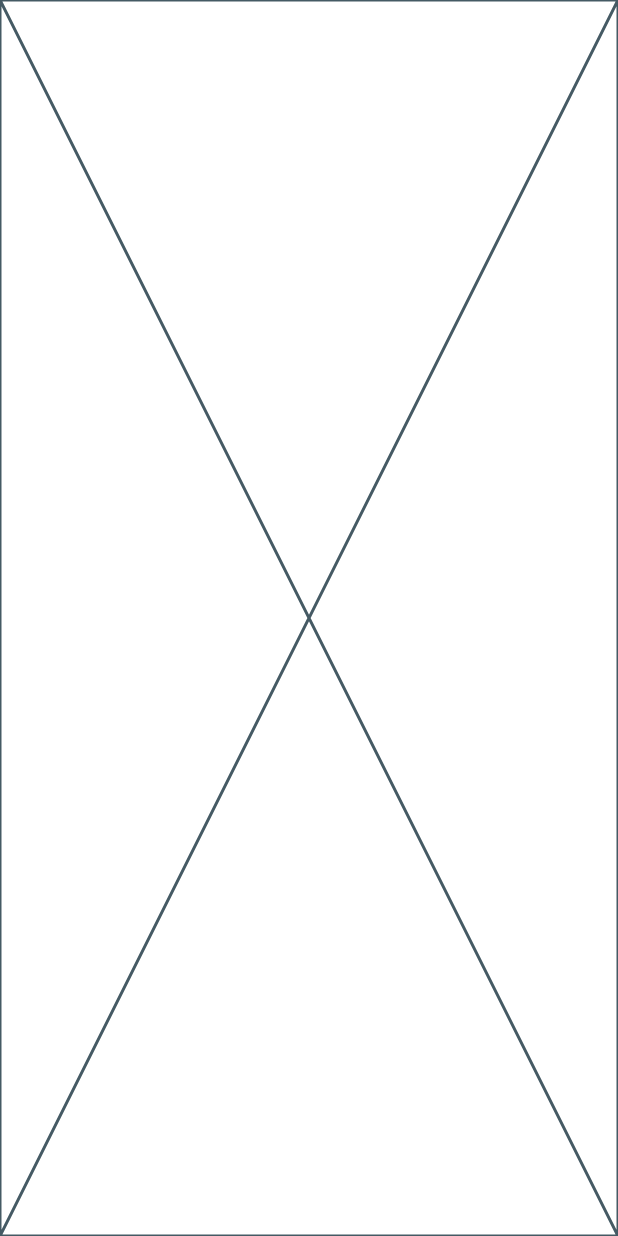
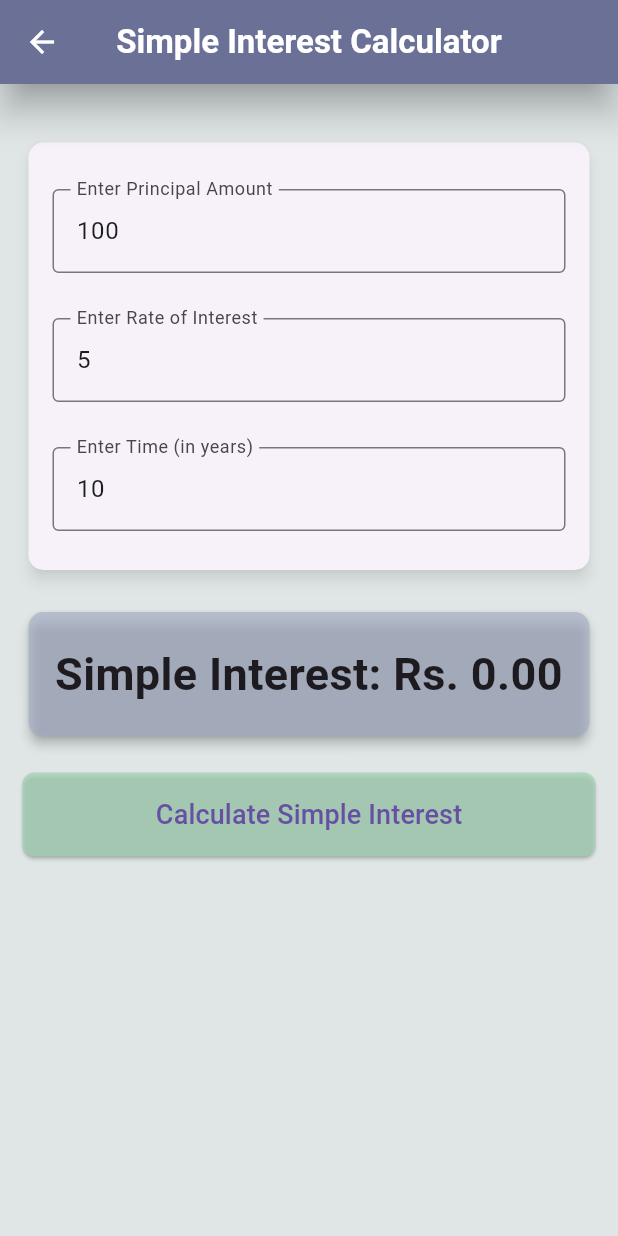
Before and after one commit to dilasha-ghimire/MathLab, a Flutter app: the screen it shows after launch, after a tap on "Simple Interest", on a phone screen of 412 x 824 dp. Run offline on Flutter 3.47's test engine with Material 3 defaults, Android fonts, the phone set to English and light mode, and no system bars.

Commit message:
Final commit

```diff
--- a/lib/view/simple_interest_view.dart
+++ b/lib/view/simple_interest_view.dart
@@ -1,10 +1,163 @@
 import 'package:flutter/material.dart';
 
-class SimpleInterestView extends StatelessWidget {
+class SimpleInterestView extends StatefulWidget {
   const SimpleInterestView({super.key});
 
   @override
+  State<SimpleInterestView> createState() => _SimpleInterestViewState();
+}
+
+class _SimpleInterestViewState extends State<SimpleInterestView> {
+  final principalController = TextEditingController(text: "100");
+  final rateController = TextEditingController(text: "5");
+  final timeController = TextEditingController(text: "10");
+  double simpleInterest = 0.0;
+
+  final myKey = GlobalKey<FormState>();
+
+  @override
   Widget build(BuildContext context) {
-    return const Placeholder();
+    return Scaffold(
+      appBar: AppBar(
+        title: const Text(
+          'Simple Interest Calculator',
+          style: TextStyle(
+            fontWeight: FontWeight.bold,
+            color: Colors.white,
+          ),
+        ),
+        centerTitle: true,
+        elevation: 10,
+        backgroundColor: const Color.fromARGB(255, 106, 117, 148),
+        shadowColor: const Color.fromARGB(255, 3, 1, 22),
+        iconTheme: const IconThemeData(color: Colors.white),
+      ),
+      backgroundColor: const Color.fromARGB(255, 224, 230, 230),
+      body: SingleChildScrollView(
+        padding: const EdgeInsets.all(15),
+        child: Form(
+          key: myKey,
+          child: Column(
+            crossAxisAlignment: CrossAxisAlignment.stretch,
+            children: [
+              const SizedBox(height: 20),
+
+              // User Input Card
+              Card(
+                elevation: 4,
+                shadowColor: Colors.black45,
+                shape: RoundedRectangleBorder(
+                  borderRadius: BorderRadius.circular(10),
+                ),
+                child: Padding(
+                  padding: const EdgeInsets.all(16),
+                  child: Column(
+                    children: [
+                      const SizedBox(height: 15),
+
+                      // Principal Amount
+                      TextFormField(
+                        controller: principalController,
+                        keyboardType: TextInputType.number,
+                        decoration: const InputDecoration(
+                          labelText: 'Enter Principal Amount',
+                          border: OutlineInputBorder(),
+                        ),
+                        validator: (value) {
+                          if (value == null || value.isEmpty) {
+                            return 'Please enter principal amount';
+                          }
+                          return null;
+                        },
+                      ),
+                      const SizedBox(height: 30),
+
+                      // Rate of Interest
+                      TextFormField(
+                        controller: rateController,
+                        keyboardType: TextInputType.number,
+                        decoration: const InputDecoration(
+                          labelText: 'Enter Rate of Interest',
+                          border: OutlineInputBorder(),
+                        ),
+                        validator: (value) {
+                          if (value == null || value.isEmpty) {
+                            return 'Please enter rate of interest';
+                          }
+                          return null;
+                        },
+                      ),
+                      const SizedBox(height: 30),
+
+                      // Time
+                      TextFormField(
+                        controller: timeController,
+                        keyboardType: TextInputType.number,
+                        decoration: const InputDecoration(
+                          labelText: 'Enter Time (in years)',
+                          border: OutlineInputBorder(),
+                        ),
+                        validator: (value) {
+                          if (value == null || value.isEmpty) {
+                            return 'Please enter time';
+                          }
+                          return null;
+                        },
+                      ),
+                      const SizedBox(height: 10),
+                    ],
+                  ),
+                ),
+              ),
+              const SizedBox(height: 20),
+
+              // Result Card
+              Card(
+                elevation: 3,
+                color: const Color.fromARGB(158, 162, 171, 196),
+                shape: RoundedRectangleBorder(
+                  borderRadius: BorderRadius.circular(10),
+                ),
+                child: Padding(
+                  padding: const EdgeInsets.symmetric(vertical: 20),
+                  child: Text(
+                    'Simple Interest: Rs. ${simpleInterest.toStringAsFixed(2)}',
+                    textAlign: TextAlign.center,
+                    style: const TextStyle(
+                        fontSize: 30, fontWeight: FontWeight.bold),
+                  ),
+                ),
+              ),
+              const SizedBox(height: 20),
+
+              // Calculate Simple Interest Button
+              ElevatedButton(
+                onPressed: () {
+                  if (myKey.currentState!.validate()) {
+                    setState(() {
+                      double P = double.parse(principalController.text);
+                      double T = double.parse(timeController.text);
+                      double R = double.parse(rateController.text);
+                      simpleInterest = (P * T * R) / 100;
+                    });
+                  }
+                },
+                style: ElevatedButton.styleFrom(
+                  padding: const EdgeInsets.symmetric(vertical: 15),
+                  shape: RoundedRectangleBorder(
+                    borderRadius: BorderRadius.circular(8),
+                  ),
+                  backgroundColor: const Color.fromARGB(179, 163, 212, 180),
+                ),
+                child: const Text(
+                  'Calculate Simple Interest',
+                  style: TextStyle(fontSize: 18),
+                ),
+              ),
+            ],
+          ),
+        ),
+      ),
+    );
   }
 }
```
Also changed, not shown: assets/Arithmetic Operations.png (added), assets/Simple Interest.png (added).
